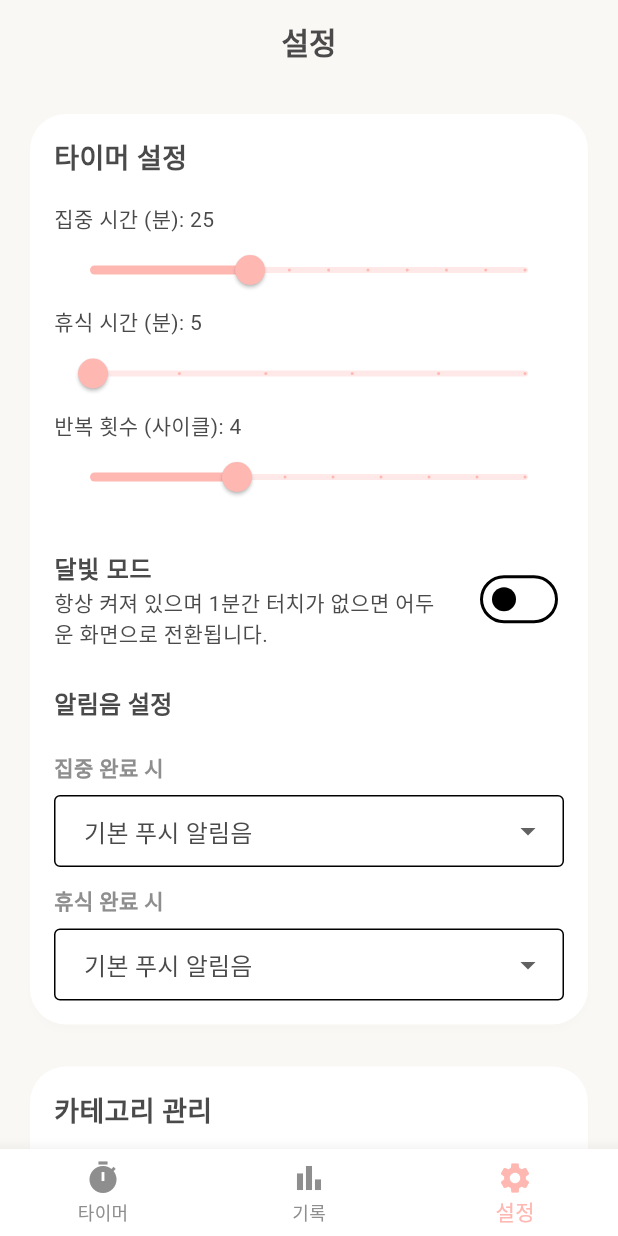
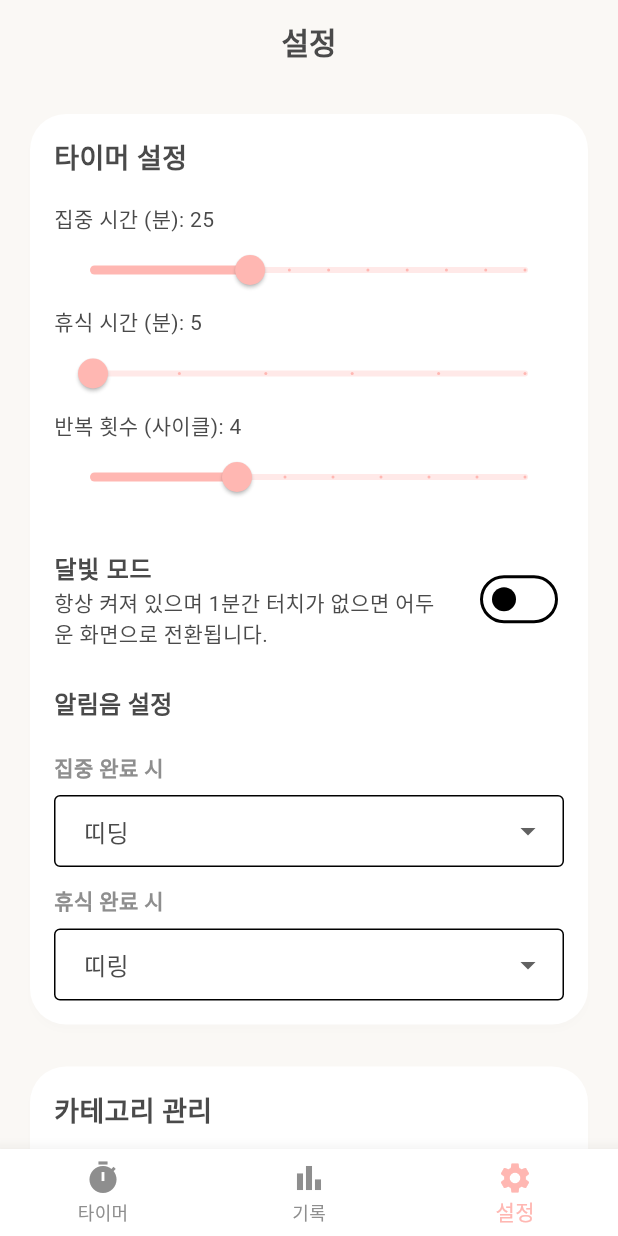
Before and after one commit to kammaii/focus_timer, a Flutter app: the screen it shows after launch, item 3 of the bottom bar chosen, on a phone screen of 412 x 824 dp. Run offline on Flutter 3.47's test engine with Material 3 defaults, Android fonts, the phone set to English and light mode, and no system bars; our stand-ins replace audioplayers, fl_chart, flutter_local_notifications, get, percent_indicator, shared_preferences and 3 more; Roboto replaces fonts that are missing (Nunito).

Commit message:
알림 -> 알람으로 다시 변경 및 효과음 추가

```diff
--- a/lib/main.dart
+++ b/lib/main.dart
@@ -1,7 +1,6 @@
 import 'package:flutter/material.dart';
 import 'package:get/get.dart';
 import 'package:intl/date_symbol_data_local.dart';
-import 'core/services/notification_service.dart';
 
 import 'core/theme/app_theme.dart';
 import 'data/providers/local_storage_provider.dart';
@@ -29,7 +28,6 @@ class InitialBinding extends Bindings {
 void main() async {
   WidgetsFlutterBinding.ensureInitialized();
   await initializeDateFormatting('ko_KR', null);
-  await NotificationService().init();
 
   runApp(const FocusTimerApp());
 }
--- a/lib/modules/settings/settings_view.dart
+++ b/lib/modules/settings/settings_view.dart
@@ -9,9 +9,24 @@ class SettingsView extends GetView<SettingsController> {
 
   final TextEditingController _textController = TextEditingController();
 
-  final List<String> soundOptions = ['default', 'silent'];
+  final List<String> soundOptions = [
+    'ding_ding.mp3',
+    'ding_ring.mp3',
+    'yeah.mp3',
+    'tada.mp3',
+    'ba_bam.wav',
+    'ba_ba_bam.wav',
+    'chwarara.wav',
+    'silent'
+  ];
   final Map<String, String> soundLabels = {
-    'default': '기본 푸시 알림음',
+    'ding_ding.mp3': '띠딩',
+    'ding_ring.mp3': '띠링',
+    'yeah.mp3': '예~',
+    'tada.mp3': '따단!',
+    'ba_bam.wav': '빠밤',
+    'ba_ba_bam.wav': '빠바밤',
+    'chwarara.wav': '촤라라',
     'silent': '무음 (진동/화면표시만)',
   };
 
@@ -143,7 +158,7 @@ class SettingsView extends GetView<SettingsController> {
 
           String currentValue = rxValue.value;
           if (!items.any((item) => item.value == currentValue)) {
-            currentValue = 'default';
+            currentValue = 'ding_ding.mp3';
           }
 
           return DropdownButtonFormField<String>(
@@ -158,7 +173,7 @@ class SettingsView extends GetView<SettingsController> {
               if (val != null) {
                 rxValue.value = val;
                 controller.saveSilently();
-                _playTestSound(val);
+                controller.playTestSound(val);
               }
             },
           );
@@ -166,14 +181,4 @@ class SettingsView extends GetView<SettingsController> {
       ]
     );
   }
-
-  void _playTestSound(String type) {
-    if (type == 'silent') return;
-    NotificationService().showImmediateNotification(
-      999, // test id
-      "알림음 테스트",
-      "이 소리로 알림이 울립니다.",
-      type,
-    );
-  }
 }
--- a/pubspec.yaml
+++ b/pubspec.yaml
@@ -69,9 +69,8 @@ flutter:
   uses-material-design: true
 
   # To add assets to your application, add an assets section, like this:
-  # assets:
-  #   - images/a_dot_burr.jpeg
-  #   - images/a_dot_ham.jpeg
+  assets:
+    - assets/sounds/
 
   # An image asset can refer to one or more resolution-specific "variants", see
   # https://flutter.dev/to/resolution-aware-images
```
Also changed, not shown: lib/modules/home/home_controller.dart (+26 -22 lines), lib/modules/settings/settings_controller.dart (+30 -4 lines), 12 other files.
